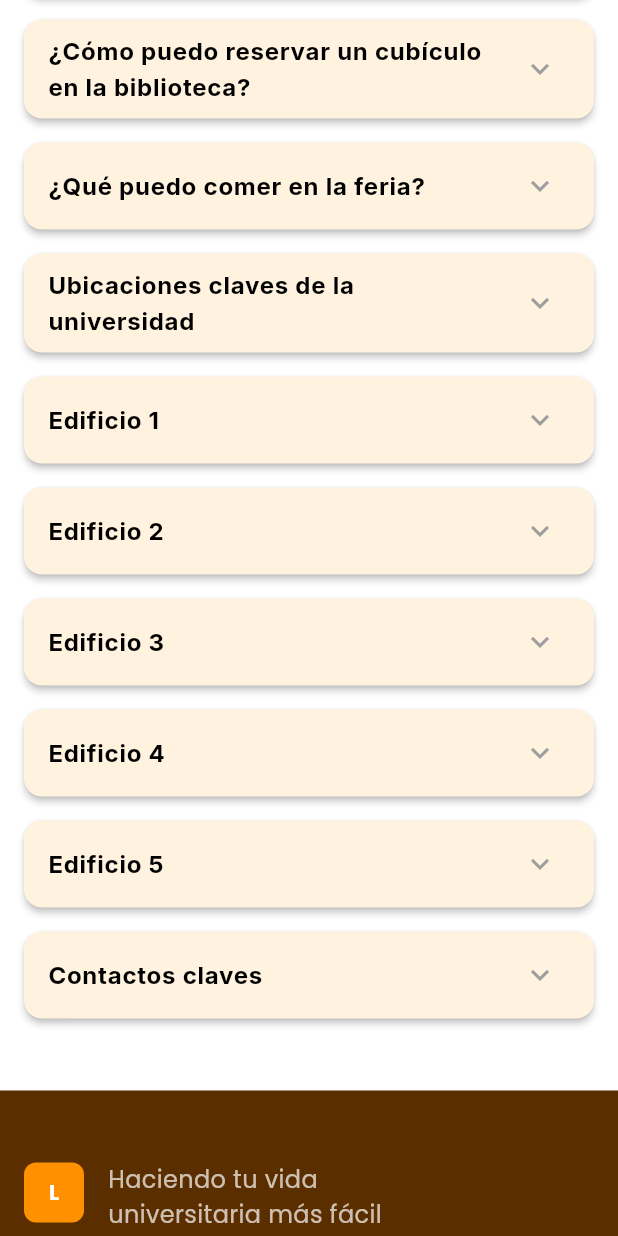
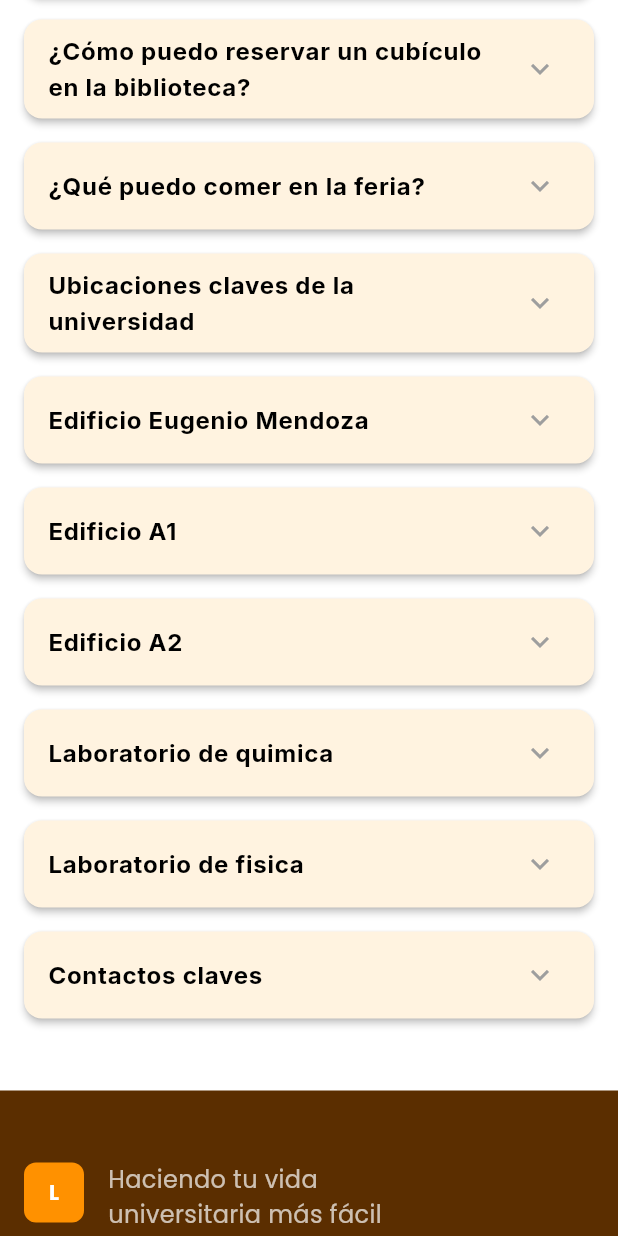
Before and after one commit to nicoplanas/umtrack_proyecto, a Flutter app: the InformationPage screen opened by its route, scrolled down 576 dp, on a phone screen of 412 x 824 dp. Run offline on Flutter 3.47's test engine with Material 3 defaults, Android fonts, the phone set to English and light mode, and no system bars; our stand-ins replace cloud_firestore, firebase_auth, firebase_core, google_fonts, google_sign_in, image_picker; accounts and stored records are empty.

Commit message:
nombres mejorados
nombres mejorados

```diff
--- a/lib/features/Information/views/information_page.dart
+++ b/lib/features/Information/views/information_page.dart
@@ -18,50 +18,50 @@ class _InformationPageState extends State<InformationPage> {
   final List<FAQItem> _allFaqItems = [
     FAQItem(
       question: '¿Dónde queda ubicado el Eugenio Mendoza?',
-      answer: 'El edificio Eugenio Mendoza se encuentra en el campus principal, cerca de la entrada norte.',
+      answer: 'El edificio Eugenio Mendoza se encuentra al lado del estacionamiento norte, un punto central y de fácil acceso dentro del campus. Es una de las edificaciones principales para servicios administrativos.',
     ),
     FAQItem(
       question: '¿Qué procesos se pueden realizar en la taquilla principal?',
-      answer: 'En la taquilla principal puedes pagar matrículas, inscribirte en cursos y obtener información administrativa.',
+      answer: 'En la taquilla principal de la universidad puedes realizar una amplia variedad de trámites y gestiones, incluyendo pagos de matrícula y aranceles, retiro de documentos oficiales, y consultas generales sobre procesos administrativos o académicos. Es el punto de atención central para la mayoría de las inquietudes estudiantiles.',
     ),
     FAQItem(
       question: '¿Hay un Correo al que pueda escribir por mis pasantías?',
-      answer: 'Puedes escribir a pasantias@universidad.edu para más información.',
+      answer: 'Sí, para todas tus consultas relacionadas con pasantías, puedes escribir directamente a la oficina de coordinación de pasantías al siguiente correo electrónico: pasantias@unimet.edu.ve. Ellos te brindarán toda la información y el apoyo necesario para tu proceso.',
     ),
     FAQItem(
       question: '¿Control de Estudios hasta que hora opera en días de semana?',
-      answer: 'Control de Estudios opera de lunes a viernes de 8:00 a.m. a 5:00 p.m.',
+      answer: 'La oficina de Control de Estudios opera de lunes a viernes, con un horario de atención dividido en dos bloques: de 8:00 a.m. a 12:30 p.m. y de 2:00 p.m. a 4:00 p.m. Te recomendamos verificar cualquier cambio en su horario antes de tu visita.La oficina de Control de Estudios opera de lunes a viernes, con un horario de atención dividido en dos bloques: de 8:00 a.m. a 12:30 p.m. y de 2:00 p.m. a 4:00 p.m. Te recomendamos verificar cualquier cambio en su horario antes de tu visita.',
     ),
     FAQItem(
       question: '¿Cómo puedo reservar un cubículo en la biblioteca?',
-      answer: 'Puedes reservar un cubículo a través del portal en línea de la biblioteca.',
+      answer: 'Reservar un cubículo en la biblioteca es un proceso sencillo. Puedes hacerlo a través del sistema de reservas en línea, accesible desde el portal oficial de la biblioteca, o si lo prefieres, puedes dirigirte directamente al mostrador de atención al usuario para consultar la disponibilidad y realizar tu reserva de forma presencial.',
     ),
     FAQItem(
       question: '¿Qué puedo comer en la feria?',
-      answer: 'La feria ofrece una variedad de comidas incluyendo opciones vegetarianas y snacks.',
+      answer: 'La feria de la universidad es un espacio vibrante con una gran diversidad de opciones gastronómicas. Podrás disfrutar desde platos tradicionales como arepas y empanadas, hasta almuerzos completos, pasando por una variada selección de postres y bebidas. Hay locales para todos los gustos y presupuestos.',
     ),
     FAQItem(
       question: 'Ubicaciones claves de la universidad',
       answer: 'Despliega las ubicaciones específicas de los edificios y laboratorios.',
     ),
     FAQItem(
-      question: 'Edificio 1',
+      question: 'Edificio Eugenio Mendoza',
       answer: 'Laboratorio 1A\nLaboratorio 1B',
     ),
     FAQItem(
-      question: 'Edificio 2',
+      question: 'Edificio A1',
       answer: 'Laboratorio 2A\nLaboratorio 2B',
     ),
     FAQItem(
-      question: 'Edificio 3',
+      question: 'Edificio A2',
       answer: 'Laboratorio 3A\nLaboratorio 3B',
     ),
     FAQItem(
-      question: 'Edificio 4',
+      question: 'Laboratorio de quimica',
       answer: 'Laboratorio 4A\nLaboratorio 4B',
     ),
     FAQItem(
-      question: 'Edificio 5',
+      question: 'Laboratorio de fisica',
       answer: 'Laboratorio 5A\nLaboratorio 5B',
     ),
     FAQItem(
```
